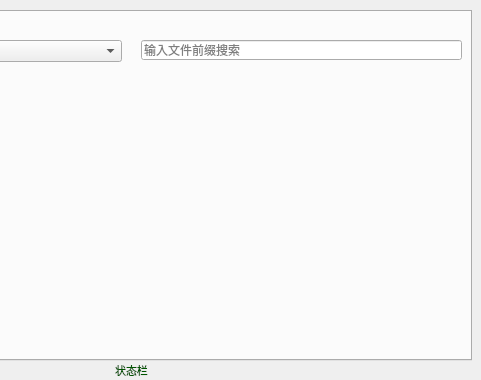
Before: the Qt Designer form main_ui.ui in kyle-go/qiniu-disk, drawn with Qt 5; both pictures show x 219 to 700 and y 0 to 380 of the 700 by 380 pixel window.
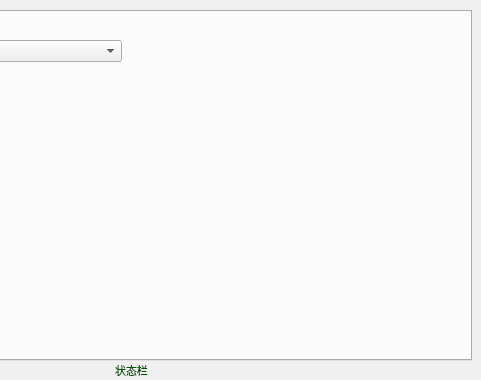
After: the same form once the commit is applied.

Commit message: 删掉 前缀搜索功能

```diff
--- a/main_ui.ui
+++ b/main_ui.ui
@@ -89,19 +89,6 @@
     </rect>
    </property>
   </widget>
-  <widget class="QLineEdit" name="lineEdit">
-   <property name="geometry">
-    <rect>
-     <x>360</x>
-     <y>40</y>
-     <width>321</width>
-     <height>20</height>
-    </rect>
-   </property>
-   <property name="placeholderText">
-    <string>输入文件前缀搜索</string>
-   </property>
-  </widget>
   <widget class="QWidget" name="horizontalLayoutWidget">
    <property name="geometry">
     <rect>
```
The commit also changes 1 other file.
